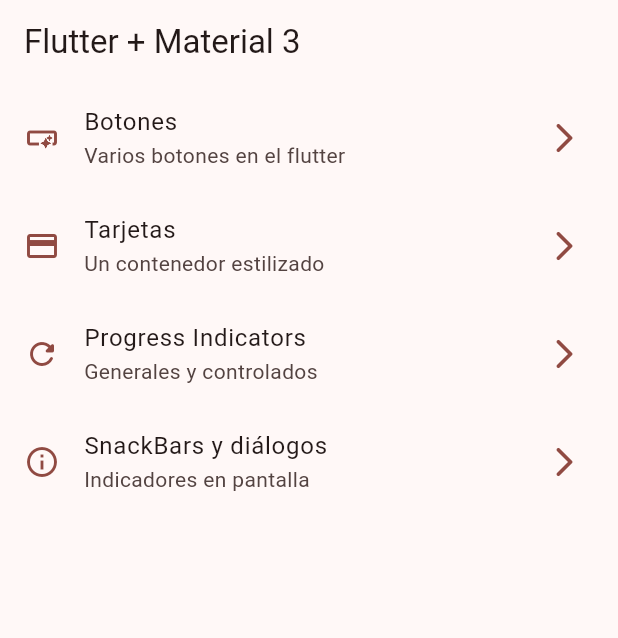
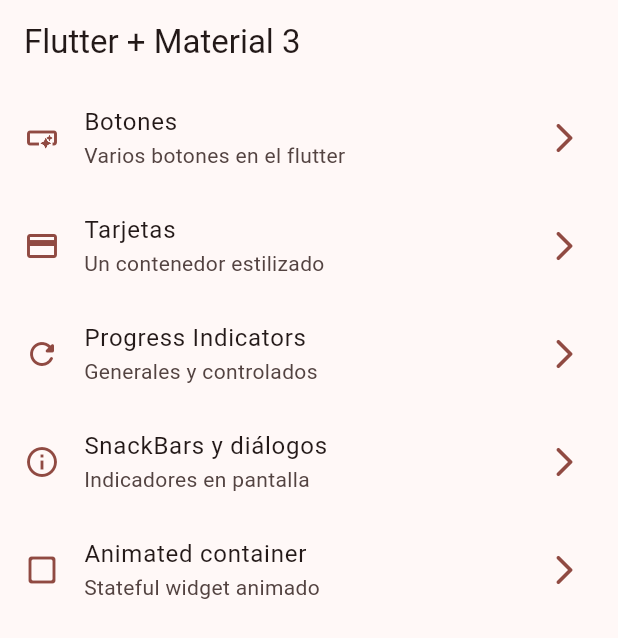
Before and after one commit to dani3571/WidgetsApp, a Flutter app: the screen it shows after launch, on a phone screen of 412 x 824 dp. Shown: the top 638 px of the screen. Run offline on Flutter 3.47's test engine with Material 2 defaults, Android fonts, the phone set to English and light mode, and no system bars; our stand-ins replace go_router.

Commit message:
Container animated finished

```diff
--- a/lib/config/menu/menu_items.dart
+++ b/lib/config/menu/menu_items.dart
@@ -42,6 +42,12 @@ const appMenuItems = <MenuItem>[
       link: '/snackbars',
       icon: Icons.info_outline
     ),
+       MenuItem(
+      title: 'Animated container',
+      subTitle: 'Stateful widget animado',
+      link: '/animated',
+      icon: Icons.check_box_outline_blank_rounded
+    ),
 
 
 
--- a/lib/config/router/app_router.dart
+++ b/lib/config/router/app_router.dart
@@ -28,10 +28,18 @@ final appRouter = GoRouter(
       path: '/progress',
       builder: (context, state) => const ProgressScreen(),
     ),
-        GoRoute(
+     GoRoute(
       name: SnackbarScreen.name,
       path: '/snackbars',
       builder: (context, state) => const SnackbarScreen(),
     ),
+    GoRoute(
+      name: AnimatedScreen.name,
+      path: '/animated',
+      builder: (context, state) => const AnimatedScreen(),
+    ),
+
+
+
   ],
 );
```
Also changed, not shown: lib/presentation/screens/animated/animated_screen.dart (+49 -2 lines).
